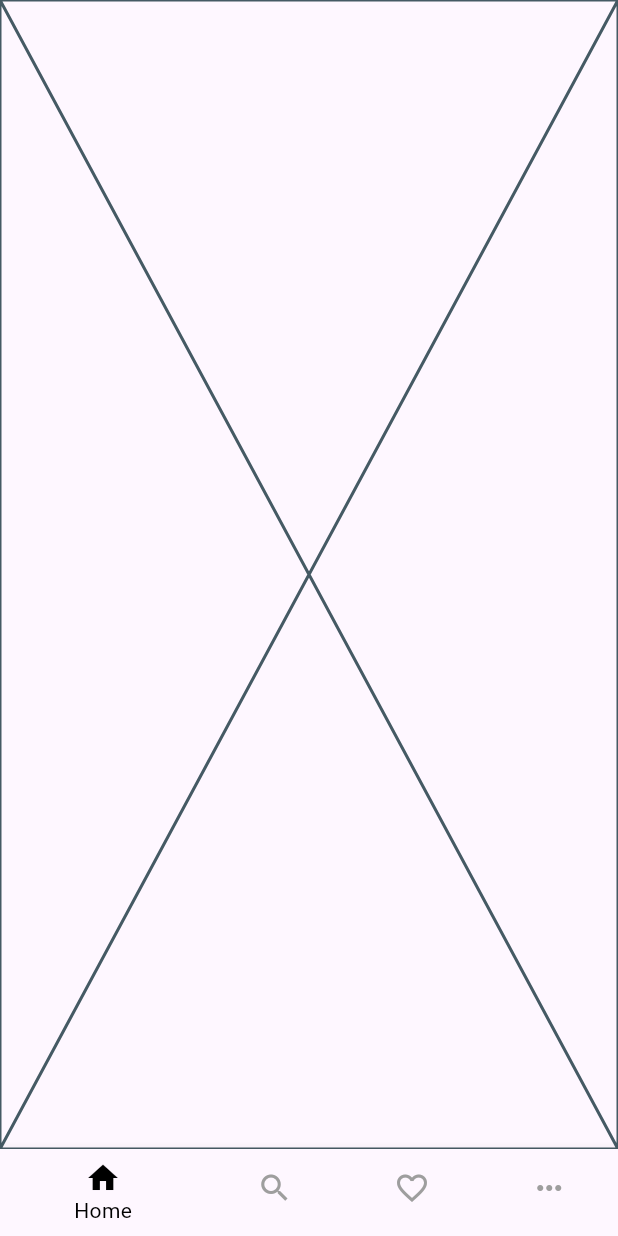
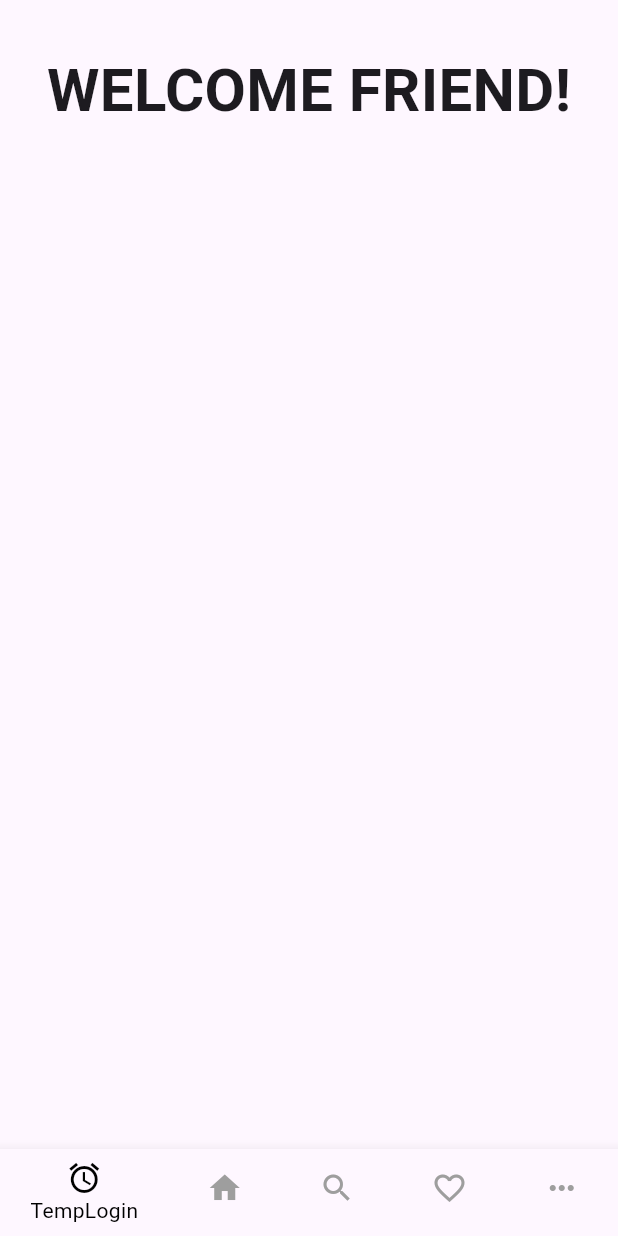
Before and after one commit to rsstst/Love-Ring-Project-MDP-ASIA, a Flutter app: the screen it shows after launch, on a phone screen of 412 x 824 dp. Run offline on Flutter 3.47's test engine with Material 3 defaults, Android fonts, the phone set to English and light mode, and no system bars.

Commit message:
temp login screen

```diff
--- /dev/null
+++ b/lib/screens/login_screen.dart
@@ -0,0 +1,23 @@
+import 'package:flutter/material.dart';
+
+class LoginScreen extends StatelessWidget {
+  const LoginScreen({super.key});
+
+  @override
+  Widget build(BuildContext context) {
+    return MaterialApp(
+        home: Scaffold(
+            body: SingleChildScrollView(
+                child: Column(
+      children: [
+        Center(
+          child: Container(
+            padding: const EdgeInsets.fromLTRB(0, 32, 0, 0),
+            child: (const Text('WELCOME FRIEND!',
+                style: TextStyle(fontSize: 40, fontWeight: FontWeight.bold))),
+          ),
+        ),
+      ],
+    ))));
+  }
+}
--- a/lib/screens/main_screen.dart
+++ b/lib/screens/main_screen.dart
@@ -3,6 +3,7 @@ import 'package:pr_mobile_mdp/screens/crush_screen.dart';
 import 'package:pr_mobile_mdp/screens/home_screen.dart';
 import 'package:pr_mobile_mdp/screens/more_screen.dart';
 import 'package:pr_mobile_mdp/screens/search_screen.dart';
+import 'package:pr_mobile_mdp/screens/login_screen.dart';
 
 class MainScreen extends StatefulWidget {
   const MainScreen({super.key});
@@ -15,6 +16,7 @@ class _MainScreenState extends State<MainScreen> {
   int _selectedIndex = 0;
 
   static const List<Widget> screenOptions = <Widget>[
+    LoginScreen(),
     HomeScreen(),
     SearchScreen(),
     CrushScreen(),
@@ -33,6 +35,8 @@ class _MainScreenState extends State<MainScreen> {
       body: screenOptions.elementAt(_selectedIndex),
       bottomNavigationBar: BottomNavigationBar(
         items: const <BottomNavigationBarItem>[
+          BottomNavigationBarItem(
+              icon: Icon(Icons.access_alarm), label: 'TempLogin'),
           BottomNavigationBarItem(icon: Icon(Icons.home), label: 'Home'),
           BottomNavigationBarItem(icon: Icon(Icons.search), label: 'Search'),
           BottomNavigationBarItem(
```
